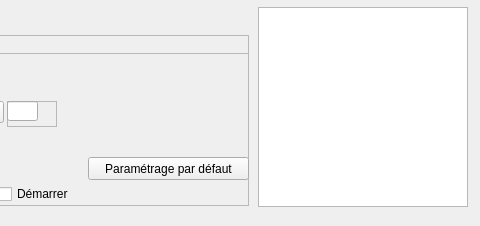
Qt form src/interface/onglets/telescope/suivitelescope.ui (mconsidine/previsat_archive) before a commit; both pictures show x 312 to 792 and y 0 to 226 of the 792 by 226 pixel window.
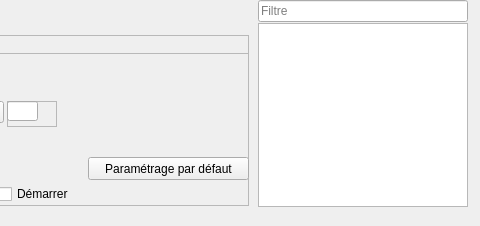
The same form after that commit. Icons and pictures are not drawn.

Commit message: Ajout du champ filtre pour les listes de satellites

```diff
--- a/src/interface/onglets/telescope/suivitelescope.ui
+++ b/src/interface/onglets/telescope/suivitelescope.ui
@@ -70,9 +70,9 @@
    <property name="geometry">
     <rect>
      <x>570</x>
-     <y>7</y>
+     <y>23</y>
      <width>210</width>
-     <height>200</height>
+     <height>184</height>
     </rect>
    </property>
    <property name="font">
@@ -699,6 +699,25 @@
    <zorder>leverSatSuivi2</zorder>
    <zorder>frameSatSuivi</zorder>
   </widget>
+  <widget class="QLineEdit" name="filtreSatellites">
+   <property name="geometry">
+    <rect>
+     <x>570</x>
+     <y>0</y>
+     <width>210</width>
+     <height>22</height>
+    </rect>
+   </property>
+   <property name="inputMask">
+    <string notr="true"/>
+   </property>
+   <property name="text">
+    <string notr="true"/>
+   </property>
+   <property name="placeholderText">
+    <string>Filtre</string>
+   </property>
+  </widget>
   <zorder>formLayoutWidget_55</zorder>
   <zorder>liste4</zorder>
   <zorder>skywatcher</zorder>
```
Left out of the diff: 5 changed lines with no effect on the pictures. The commit also changes 4 other files.
